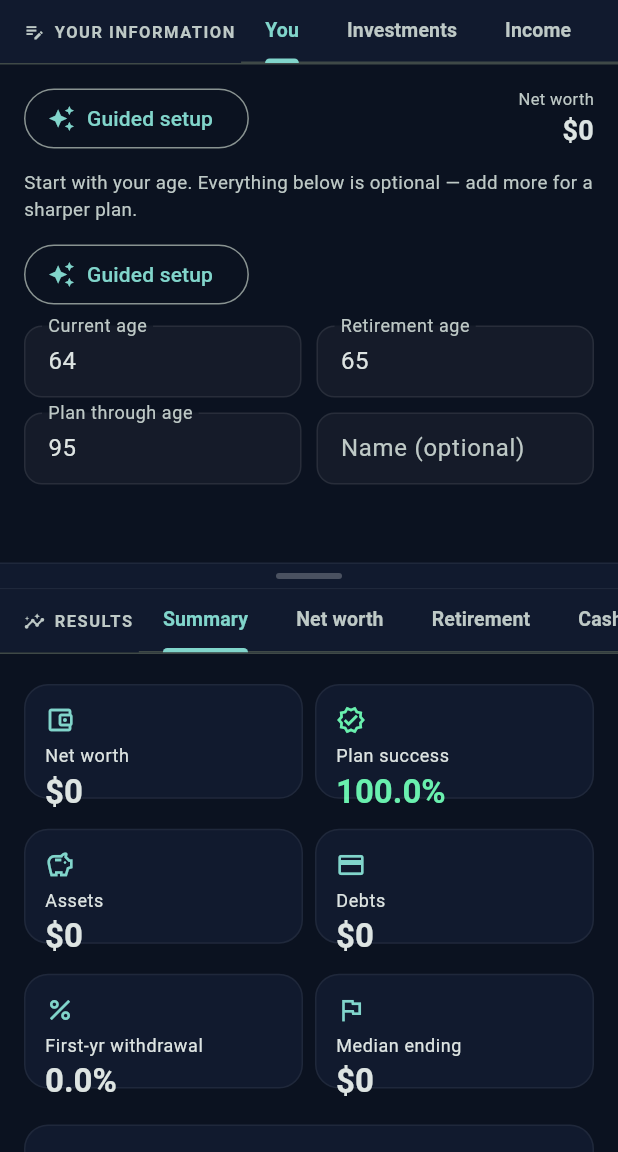
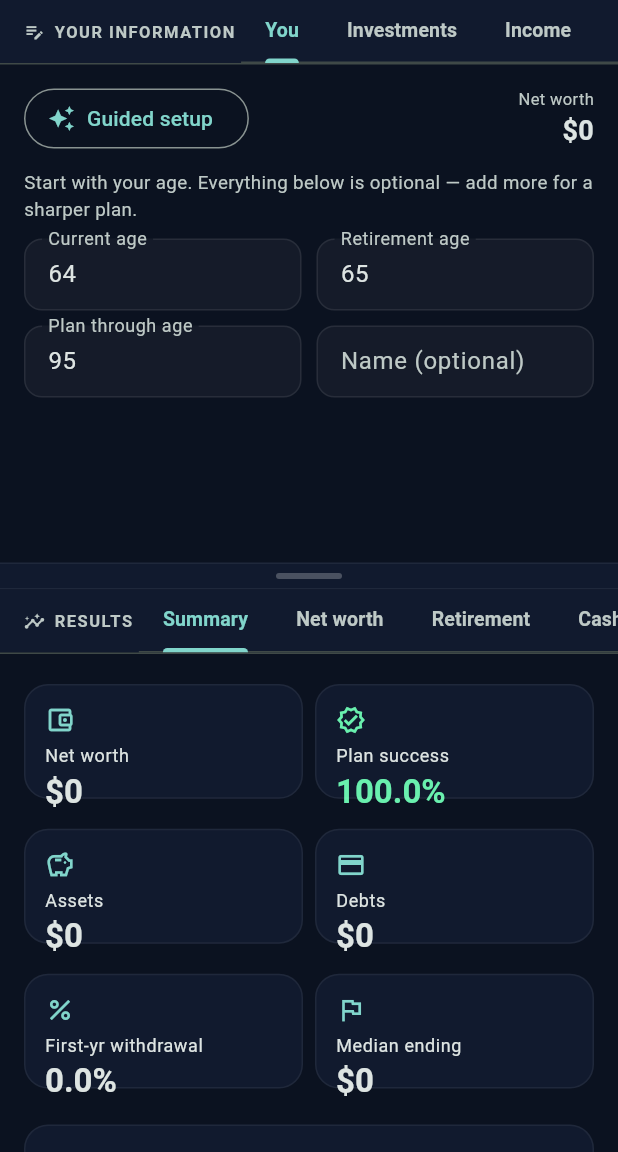
Before and after one commit to Bobs-Dev-Attic/Wealthy, a Flutter app: the screen it shows once a user with an empty profile is signed in, on a phone screen of 412 x 824 dp, the part 84-1236 px from its top. Run offline on Flutter 3.47's test engine with Material 3 defaults, Android fonts, the phone set to English and light mode, and no system bars; our stand-ins replace fl_chart, flutter_riverpod, go_router, qr_flutter, shared_preferences, supabase_flutter; missing offline and left inert: mobile_scanner; accounts and stored records are empty.

Commit message:
Remove duplicate Guided setup button on You/Taxes tabs
Co-Authored-By: Claude Opus 4.8 <noreply@anthropic.com>
Claude-Session: https://claude.ai/code/session_018xKGDew6xYs3piMjpbgCt5

```diff
--- a/lib/screens/planner/input_tabs.dart
+++ b/lib/screens/planner/input_tabs.dart
@@ -86,11 +86,6 @@ class YouTab extends ConsumerWidget {
         ),
         _gap,
         const _Hint('Start with your age. Everything below is optional — add more for a sharper plan.'),
-        _gap,
-        Align(
-          alignment: Alignment.centerLeft,
-          child: GuidedButton(onPressed: () => launchInterview(context, youInterview())),
-        ),
         _gap,
         Row(children: [
           Expanded(
@@ -413,11 +408,6 @@ class TaxesTab extends ConsumerWidget {
         _gap,
         const _Hint('Used to estimate federal income tax, capital-gains and Social Security taxation.'),
         _gap,
-        Align(
-          alignment: Alignment.centerLeft,
-          child: GuidedButton(onPressed: () => launchInterview(context, taxesInterview())),
-        ),
-        _gap,
         DropdownButtonFormField<FilingStatus>(
           value: s.profile.filingStatus,
           isExpanded: true,
```
